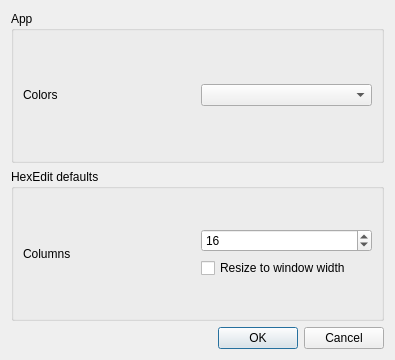
Before: the Qt Designer form src/ui/optionsdialog.ui in codilime/veles, drawn with Qt 5.
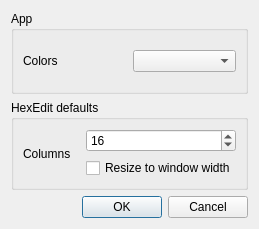
After: the same form once the commit is applied.

Commit message: Reduced size of options dialog

```diff
--- a/src/ui/optionsdialog.ui
+++ b/src/ui/optionsdialog.ui
@@ -6,8 +6,8 @@
    <rect>
     <x>0</x>
     <y>0</y>
-    <width>395</width>
-    <height>360</height>
+    <width>259</width>
+    <height>229</height>
    </rect>
   </property>
   <property name="windowTitle">
```
